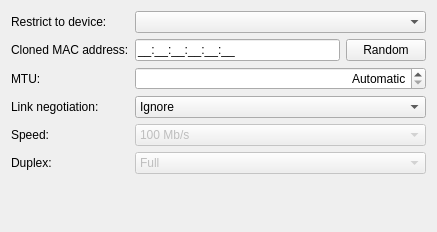
Qt form libs/editor/settings/ui/wiredconnectionwidget.ui (KDE/plasma-nm) before a commit.
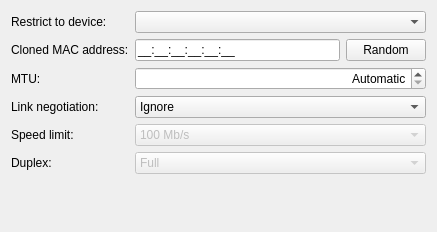
The same form after that commit. Custom widgets are drawn as their Qt base class.

Commit message:
KCM: Change "Speed:" to "Speed limit:"
The new term will not allow users to think it is a speedometer, due
to the fact it just displays "Speed: some number".

ENHANCEMENT: 523099
FIXED-IN: 6.9.0

What changed in the file:
```diff
--- a/libs/editor/settings/ui/wiredconnectionwidget.ui
+++ b/libs/editor/settings/ui/wiredconnectionwidget.ui
@@ -122,7 +122,7 @@
    <item row="4" column="0">
     <widget class="QLabel" name="speedLabel">
      <property name="text">
-      <string>Speed:</string>
+      <string>Speed limit:</string>
      </property>
     </widget>
    </item>
```
